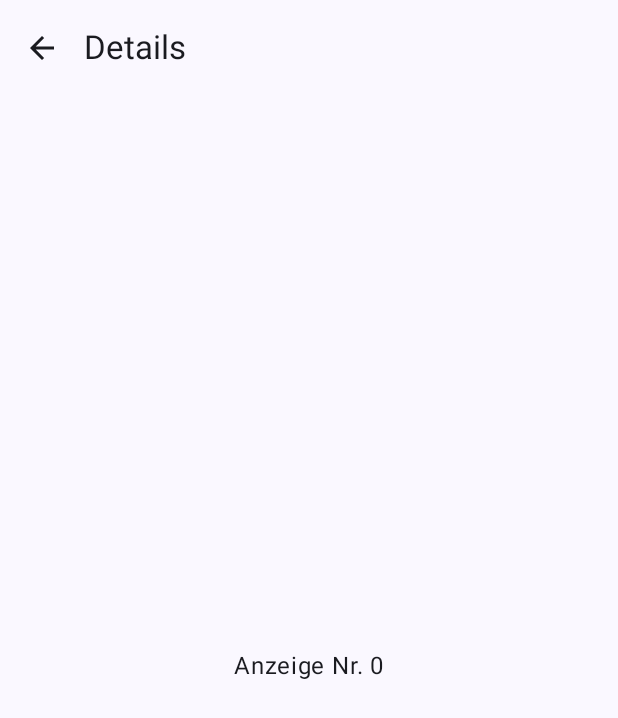
After one commit to bennipauly/CampusMarket, an Android app built with Jetpack Compose: the composable AdDetailScreen called with empty values, on a phone screen of 412 x 824 dp. The commit adds this screen. Shown: the top 718 px of the screen. Run offline under Robolectric (Android 15) with nearby library versions, the phone set to English and light mode, and no system bars.

Commit message:
Typsichere Navigation mit Liste und Detail als Platzhalter

```diff
--- /dev/null
+++ b/app/src/main/java/com/example/campusmarket/ui/addetail/AdDetailScreen.kt
@@ -0,0 +1,57 @@
+package com.example.campusmarket.ui.addetail
+
+import androidx.compose.foundation.layout.Box
+import androidx.compose.foundation.layout.fillMaxSize
+import androidx.compose.foundation.layout.padding
+import androidx.compose.material3.ExperimentalMaterial3Api
+import androidx.compose.material3.Icon
+import androidx.compose.material3.IconButton
+import androidx.compose.material3.Scaffold
+import androidx.compose.material3.Text
+import androidx.compose.material3.TopAppBar
+import androidx.compose.runtime.Composable
+import androidx.compose.ui.Alignment
+import androidx.compose.ui.Modifier
+import androidx.compose.ui.res.painterResource
+import androidx.compose.ui.res.stringResource
+import androidx.compose.ui.tooling.preview.Preview
+import com.example.campusmarket.R
+import com.example.campusmarket.ui.theme.CampusMarketTheme
+
+// Platzhalter für die Detailansicht. In Schritt 6 lädt ein ViewModel hier die Anzeige zur id.
+@OptIn(ExperimentalMaterial3Api::class)
+@Composable
+fun AdDetailScreen(adId: Long, onBack: () -> Unit) {
+    Scaffold(
+        topBar = {
+            TopAppBar(
+                title = { Text(stringResource(R.string.ad_detail_title)) },
+                navigationIcon = {
+                    IconButton(onClick = onBack) {
+                        Icon(
+                            painter = painterResource(R.drawable.ic_arrow_back),
+                            contentDescription = stringResource(R.string.back)
+                        )
+                    }
+                }
+            )
+        }
+    ) { innerPadding ->
+        Box(
+            modifier = Modifier
+                .fillMaxSize()
+                .padding(innerPadding),
+            contentAlignment = Alignment.Center
+        ) {
+            Text(stringResource(R.string.ad_detail_placeholder, adId))
+        }
+    }
+}
+
+@Preview(showBackground = true)
+@Composable
+private fun AdDetailScreenPreview() {
+    CampusMarketTheme {
+        AdDetailScreen(adId = 1L, onBack = {})
+    }
+}
--- /dev/null
+++ b/app/src/main/res/drawable/ic_arrow_back.xml
@@ -0,0 +1,13 @@
+<?xml version="1.0" encoding="utf-8"?>
+<!-- Zurück-Pfeil aus den Material Icons. autoMirrored dreht ihn bei Sprachen, die von rechts nach links laufen.
+     Die Farbe setzt das Compose-Icon selbst, darum reicht hier Weiß als Füllfarbe. -->
+<vector xmlns:android="http://schemas.android.com/apk/res/android"
+    android:width="24dp"
+    android:height="24dp"
+    android:autoMirrored="true"
+    android:viewportWidth="24"
+    android:viewportHeight="24">
+    <path
+        android:fillColor="@android:color/white"
+        android:pathData="M20,11H7.83l5.59,-5.59L12,4l-8,8 8,8 1.41,-1.41L7.83,13H20v-2z" />
+</vector>
--- a/app/src/main/res/values/strings.xml
+++ b/app/src/main/res/values/strings.xml
@@ -1,3 +1,8 @@
 <resources>
     <string name="app_name">CampusMarket</string>
+    <string name="back">Zurück</string>
+    <string name="ad_list_placeholder">Hier entsteht die Anzeigenliste.</string>
+    <string name="ad_list_open_sample">Beispielanzeige öffnen</string>
+    <string name="ad_detail_title">Details</string>
+    <string name="ad_detail_placeholder">Anzeige Nr. %1$d</string>
 </resources>
```
Also changed, not shown: app/src/main/java/com/example/campusmarket/MainActivity.kt (+3 -29 lines), app/src/main/java/com/example/campusmarket/ui/adlist/AdListScreen.kt (added, +51 -0 lines), app/src/main/java/com/example/campusmarket/ui/navigation/AppNavHost.kt (added, +35 -0 lines), app/src/main/java/com/example/campusmarket/ui/navigation/Destinations.kt (added, +14 -0 lines), 2 other files.
